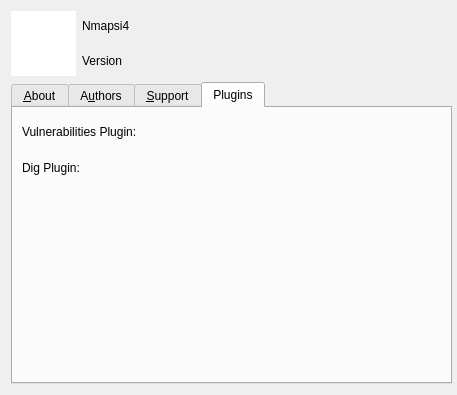
First picture: the form in lib/about/about.ui, repository nmapsi4/nmapsi4, before the edit.
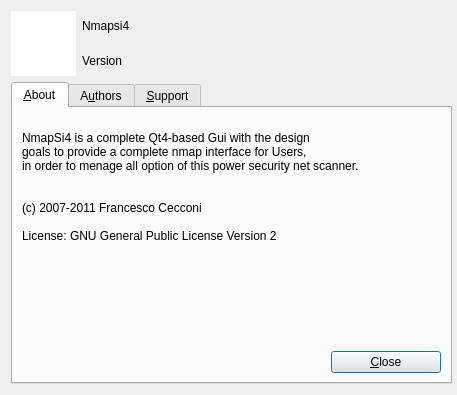
Second picture: the form after the edit. The open tabs and pages were chosen to show the change. Icons and pictures are not drawn.

Commit message: * removed plugins tab in about.

```diff
--- a/lib/about/about.ui
+++ b/lib/about/about.ui
@@ -225,52 +225,6 @@
        </item>
       </layout>
      </widget>
-     <widget class="QWidget" name="tab_4">
-      <attribute name="title">
-       <string>Plugins</string>
-      </attribute>
-      <layout class="QVBoxLayout" name="verticalLayout_3">
-       <item>
-        <widget class="QLabel" name="labelVuln">
-         <property name="minimumSize">
-          <size>
-           <width>0</width>
-           <height>30</height>
-          </size>
-         </property>
-         <property name="text">
-          <string>Vulnerabilities Plugin: </string>
-         </property>
-        </widget>
-       </item>
-       <item>
-        <widget class="QLabel" name="labelDig">
-         <property name="minimumSize">
-          <size>
-           <width>0</width>
-           <height>30</height>
-          </size>
-         </property>
-         <property name="text">
-          <string>Dig Plugin: </string>
-         </property>
-        </widget>
-       </item>
-       <item>
-        <spacer name="verticalSpacer_3">
-         <property name="orientation">
-          <enum>Qt::Vertical</enum>
-         </property>
-         <property name="sizeHint" stdset="0">
-          <size>
-           <width>20</width>
-           <height>40</height>
-          </size>
-         </property>
-        </spacer>
-       </item>
-      </layout>
-     </widget>
     </widget>
    </item>
    <item row="1" column="1">
```
The commit also changes 3 other files.
